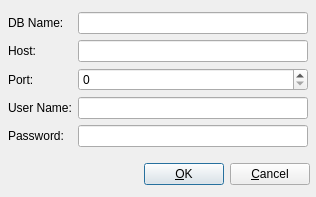
Above: cpp/lib/stonegui/ui/configdbdialogui.ui from justajeffy/arsenalsuite before the change. Below: the same form after it.
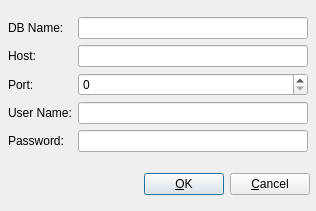
That is the form after the change.

The edit to the form file:
```diff
--- a/cpp/lib/stonegui/ui/configdbdialogui.ui
+++ b/cpp/lib/stonegui/ui/configdbdialogui.ui
@@ -7,7 +7,7 @@
     <x>0</x>
     <y>0</y>
     <width>316</width>
-    <height>197</height>
+    <height>211</height>
    </rect>
   </property>
   <property name="sizePolicy">
```
